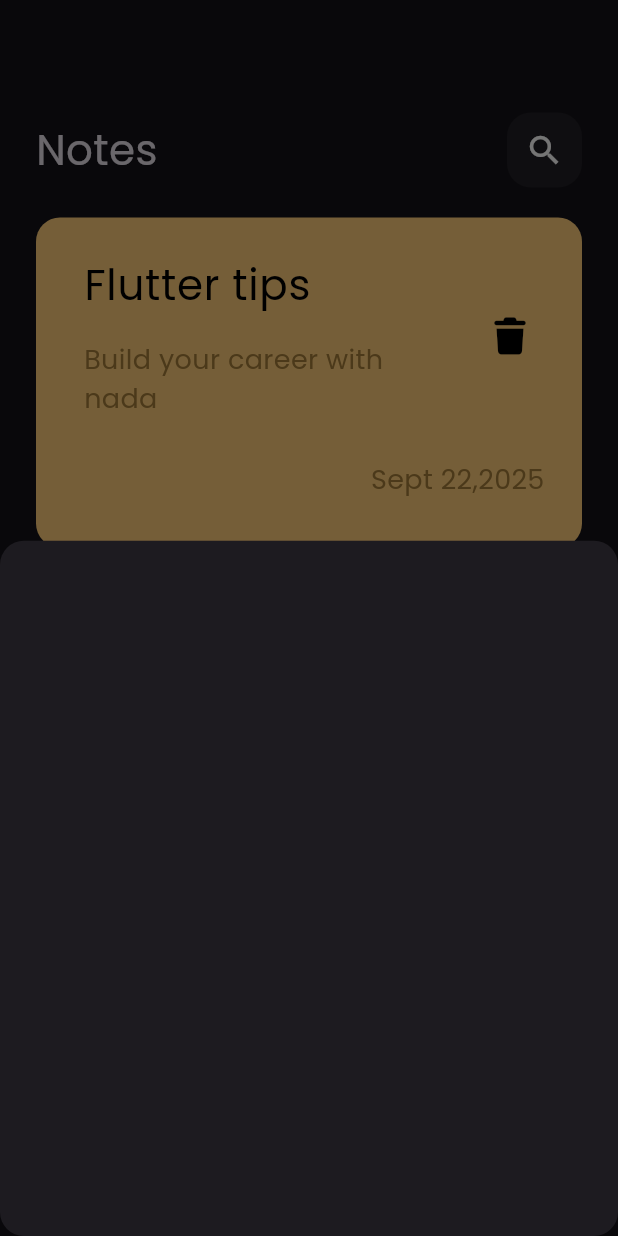
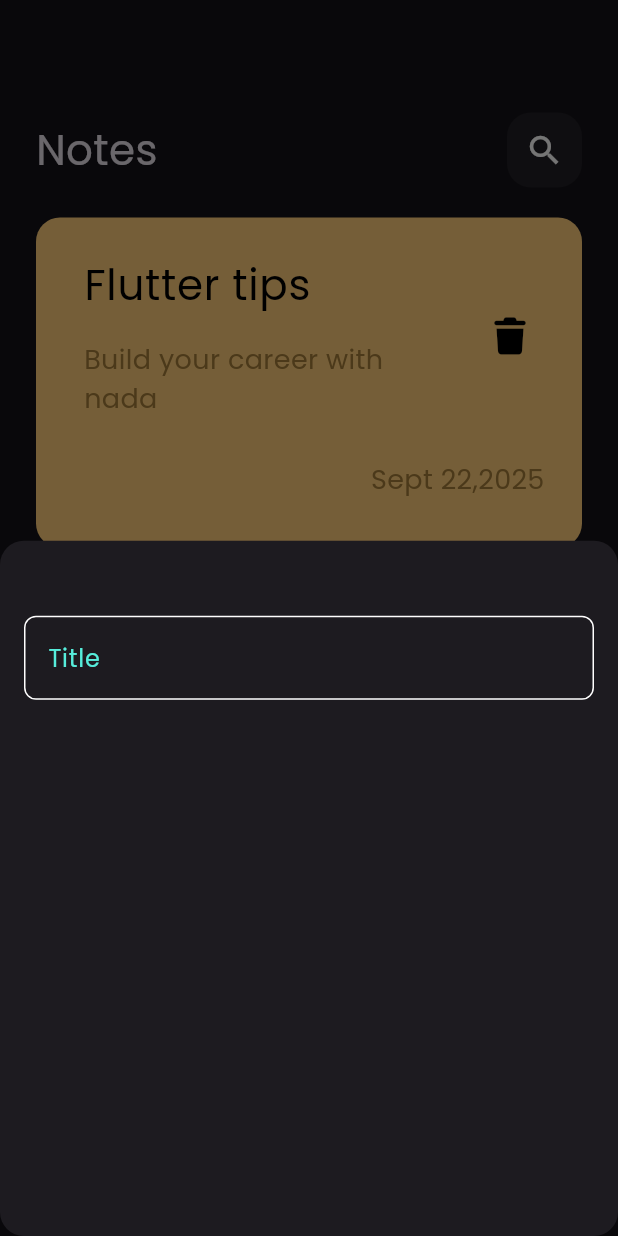
Before and after one commit to nada29348-hash/notes_app2, a Flutter app: the screen it shows after launch, after a tap on the "add" icon, on a phone screen of 412 x 824 dp. Run offline on Flutter 3.47's test engine with Material 3 defaults, Android fonts, the phone set to English and light mode, and no system bars; our stand-ins replace font_awesome_flutter.

Commit message:
create custom text field

```diff
--- a/lib/views/notes_view.dart
+++ b/lib/views/notes_view.dart
@@ -1,5 +1,6 @@
 import 'package:flutter/material.dart';
 import 'package:notes_app2/widgets/add_note_bottom_sheet.dart';
+import 'package:notes_app2/widgets/constants.dart';
 import 'package:notes_app2/widgets/notes_view_body.dart';
 
 class NotesView extends StatelessWidget {
@@ -9,6 +10,7 @@
   Widget build(BuildContext context) {
     return Scaffold(
       floatingActionButton: FloatingActionButton(
+        backgroundColor: kPrimaryColor,
         onPressed: () {
           showModalBottomSheet(
             shape: RoundedRectangleBorder(
--- a/lib/widgets/add_note_bottom_sheet.dart
+++ b/lib/widgets/add_note_bottom_sheet.dart
@@ -1,10 +1,14 @@
 import 'package:flutter/material.dart';
+import 'package:notes_app2/widgets/custom_text_field.dart';
 
 class AddNoteBottomSheet extends StatelessWidget {
   const AddNoteBottomSheet({super.key});
 
   @override
   Widget build(BuildContext context) {
-    return Container();
+    return Padding(
+      padding: const EdgeInsets.symmetric(horizontal: 16),
+      child: Column(children: [SizedBox(height: 50), CustomTextField()]),
+    );
   }
 }
--- /dev/null
+++ b/lib/widgets/constants.dart
@@ -0,0 +1,3 @@
+import 'package:flutter/widgets.dart';
+
+const kPrimaryColor = Color(0xff56EDDB);
--- /dev/null
+++ b/lib/widgets/custom_text_field.dart
@@ -0,0 +1,27 @@
+import 'package:flutter/material.dart';
+import 'package:notes_app2/widgets/constants.dart';
+
+class CustomTextField extends StatelessWidget {
+  const CustomTextField({super.key});
+
+  @override
+  Widget build(BuildContext context) {
+    return TextField(
+      decoration: InputDecoration(
+        hintText: 'Title',
+        hintStyle: TextStyle(color: kPrimaryColor),
+        border: buildBorder(),
+        enabledBorder: buildBorder(),
+        focusedBorder: buildBorder(kPrimaryColor),
+      ),
+    );
+  }
+
+  OutlineInputBorder buildBorder([color]) {
+    //optional color
+    return OutlineInputBorder(
+      borderRadius: BorderRadius.circular(8),
+      borderSide: BorderSide(color: color ?? Colors.white),
+    );
+  }
+}
```
